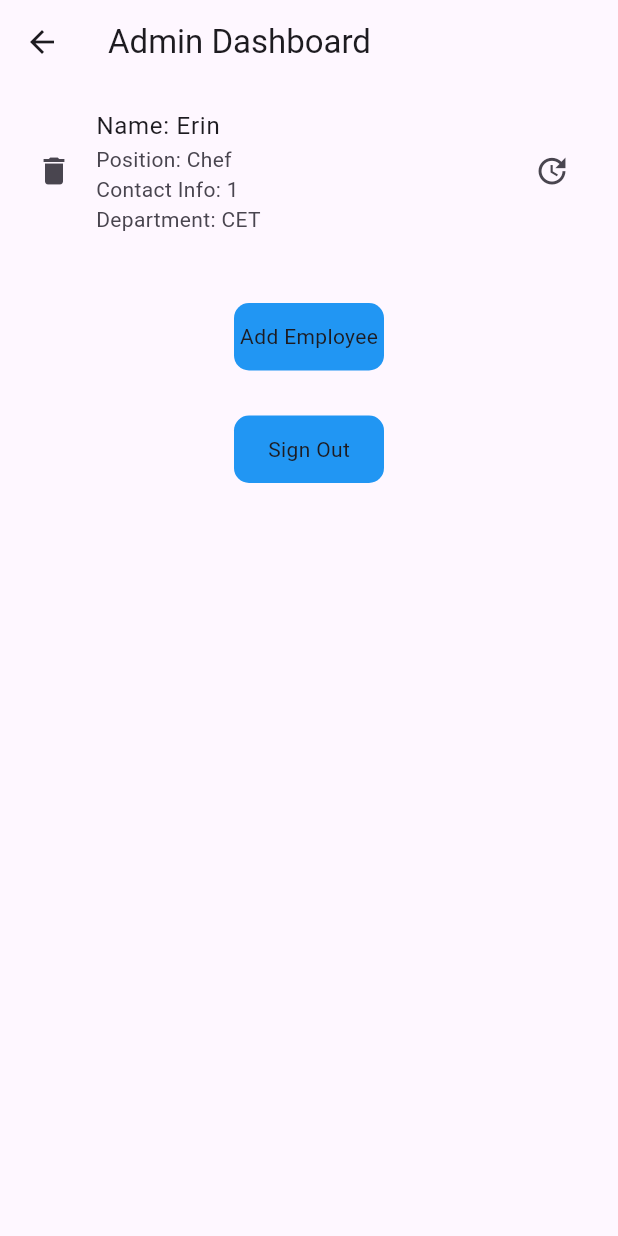
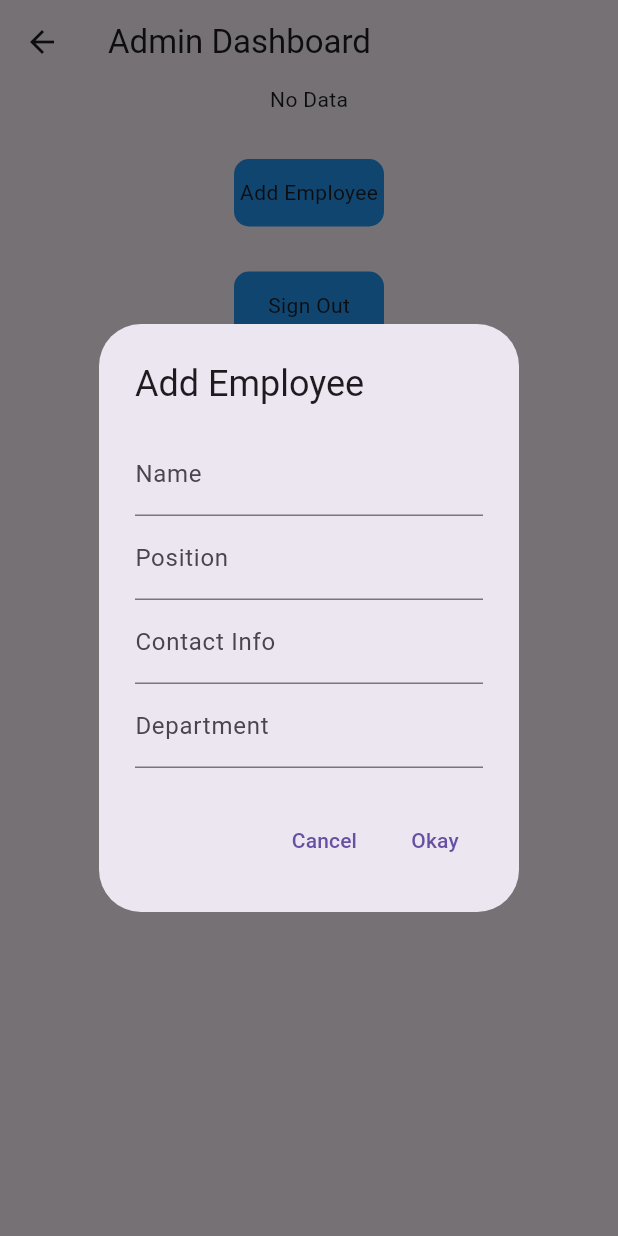
Before and after one commit to euphori/employee-management, a Flutter app: the HomePage screen opened by its route, after a tap on "Add Employee", on a phone screen of 412 x 824 dp. Run offline on Flutter 3.47's test engine with Material 3 defaults, Android fonts, the light colour scheme and no system bars; our stand-ins replace cloud_firestore, firebase_auth, firebase_core; accounts and stored records are empty.

Commit message:
Add employee

```diff
--- a/lib/features/user_auth/presentation/pages/home_page.dart
+++ b/lib/features/user_auth/presentation/pages/home_page.dart
@@ -128,21 +128,82 @@ class HomePage extends StatelessWidget {
             ),
             GestureDetector(
               onTap: () {
-                _createData(UserModel(
-                    name: "Erin",
-                    position: "Chef",
-                    contact_info: "1",
-                    department: "CET"));
+                showDialog(
+                  context: context,
+                  builder: (BuildContext context) {
+                    String newName = "";
+                    String newPosition = "";
+                    String newContactInfo = "";
+                    String newDepartment = "";
+
+                    return AlertDialog(
+                      title: Text('Add Employee'),
+                      content: SingleChildScrollView(
+                        child: Column(
+                          mainAxisSize: MainAxisSize.min,
+                          children: [
+                            TextField(
+                              decoration: InputDecoration(labelText: 'Name'),
+                              onChanged: (value) {
+                                newName = value;
+                              },
+                            ),
+                            TextField(
+                              decoration: InputDecoration(labelText: 'Position'),
+                              onChanged: (value) {
+                                newPosition = value;
+                              },
+                            ),
+                            TextField(
+                              decoration: InputDecoration(labelText: 'Contact Info'),
+                              onChanged: (value) {
+                                newContactInfo = value;
+                              },
+                            ),
+                            TextField(
+                              decoration: InputDecoration(labelText: 'Department'),
+                              onChanged: (value) {
+                                newDepartment = value;
+                              },
+                            ),
+                          ],
+                        ),
+                      ),
+                      actions: <Widget>[
+                        TextButton(
+                          onPressed: () {
+                            Navigator.of(context).pop();
+                          },
+                          child: Text('Cancel'),
+                        ),
+                        TextButton(
+                          onPressed: () {
+                            _createData(UserModel(
+                              name: newName,
+                              position: newPosition,
+                              contact_info: newContactInfo,
+                              department: newDepartment,
+                            ));
+                            Navigator.of(context).pop();
+                          },
+                          child: Text('Okay'),
+                        ),
+                      ],
+                    );
+                  },
+                );
               },
               child: Container(
                 height: 45,
                 width: 100,
                 decoration: BoxDecoration(
-                    color: Colors.blue,
-                    borderRadius: BorderRadius.circular(10)),
+                  color: Colors.blue,
+                  borderRadius: BorderRadius.circular(10),
+                ),
                 child: Center(child: Text("Add Employee")),
               ),
             ),
+
             SizedBox(
               height: 30,
             ),
```
